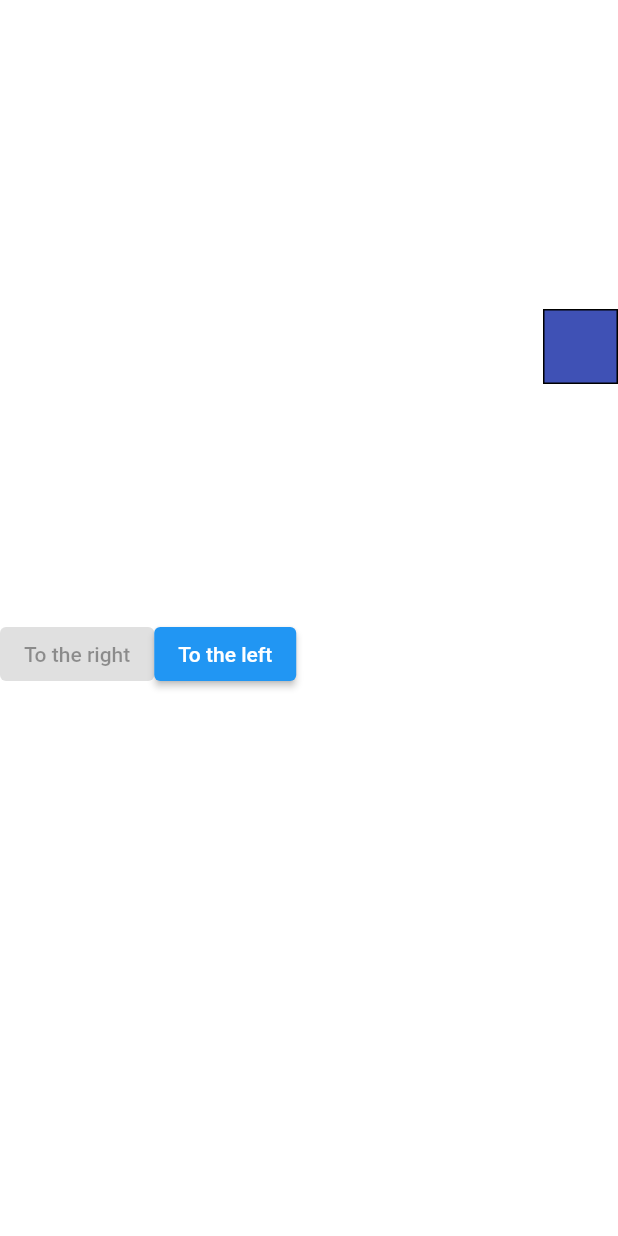
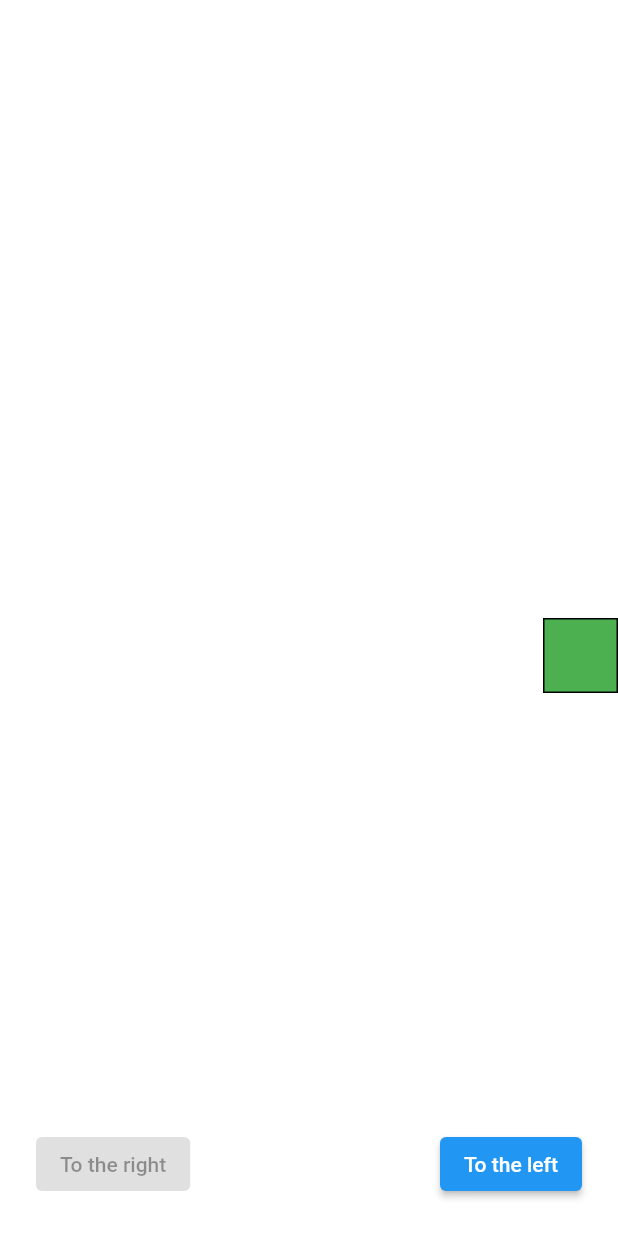
Before and after one commit to n0n1/interview, a Flutter app: the screen it shows after launch, after a tap on "To the right", on a phone screen of 412 x 824 dp. Run offline on Flutter 3.47's test engine with Material 2 defaults, Android fonts, the phone set to English and light mode, and no system bars.

```diff
--- a/lib/main.dart
+++ b/lib/main.dart
@@ -1,3 +1,5 @@
+import 'dart:math';
+
 import 'package:flutter/material.dart';
 
 void main() {
@@ -27,19 +29,25 @@ class SquareAnimation extends StatefulWidget {
 class SquareAnimationState extends State<SquareAnimation>
     with TickerProviderStateMixin {
   static const squareSize = 50.0;
-  double left = 0.0;
+  double _left = 0.0;
+  final List<Color> _colors = [Colors.red, Colors.green, Colors.blue];
+
+  late Color _currentColor;
 
   @override
   void initState() {
+    _currentColor = _colors[Random().nextInt(_colors.length)];
     super.initState();
   }
 
   void toggle(double value) {
     setState(() {
-      if (left == 0) {
-        left = value - squareSize;
+      _currentColor = _colors[Random().nextInt(_colors.length)];
+
+      if (_left == 0) {
+        _left = value - squareSize;
       } else {
-        left = 0;
+        _left = 0;
       }
     });
   }
@@ -48,9 +56,10 @@ class SquareAnimationState extends State<SquareAnimation>
   Widget build(BuildContext context) {
     double boxHeight = MediaQuery.of(context).size.height * .5;
     double boxWidth = MediaQuery.of(context).size.width;
-    return Column(
+    return Stack(
       children: [
-        SizedBox(
+        Center(
+          child: SizedBox(
             height: boxHeight,
             width: boxWidth,
             child: Container(
@@ -58,23 +67,16 @@ class SquareAnimationState extends State<SquareAnimation>
               child: Stack(
                 children: [
                   AnimatedPositioned(
-                  left: left,
+                    left: _left,
                     top: MediaQuery.of(context).size.height * .5 / 2,
                     duration: const Duration(milliseconds: 300),
                     curve: Curves.fastOutSlowIn,
-                  child: SizedBox(
-                    height: 50,
-                    child: Stack(
-                      children: [
-                        Container(
+                    child: Container(
                       width: squareSize,
                       height: squareSize,
                       decoration: BoxDecoration(
-                            color: Colors.indigo,
+                        color: _currentColor,
                         border: Border.all(),
-                          ),
-                        )
-                      ],
                       ),
                     ),
                   ),
@@ -82,11 +84,17 @@ class SquareAnimationState extends State<SquareAnimation>
               ),
             ),
           ),
-        Row(
+        ),
+        Align(
+          alignment: Alignment.bottomCenter,
+          child: Padding(
+            padding: const EdgeInsets.all(24.0),
+            child: Row(
               crossAxisAlignment: CrossAxisAlignment.center,
+              mainAxisAlignment: MainAxisAlignment.spaceBetween,
               children: [
                 ElevatedButton(
-              onPressed: left == 0
+                  onPressed: _left == 0
                       ? () {
                           toggle(boxWidth);
                         }
@@ -94,7 +102,7 @@ class SquareAnimationState extends State<SquareAnimation>
                   child: const Text("To the right"),
                 ),
                 ElevatedButton(
-              onPressed: left > 0
+                  onPressed: _left > 0
                       ? () {
                           toggle(boxWidth);
                         }
@@ -102,6 +110,8 @@ class SquareAnimationState extends State<SquareAnimation>
                   child: const Text("To the left"),
                 ),
               ],
+            ),
+          ),
         )
       ],
     );
```
Lines whose indentation alone changed are shown as unchanged.
